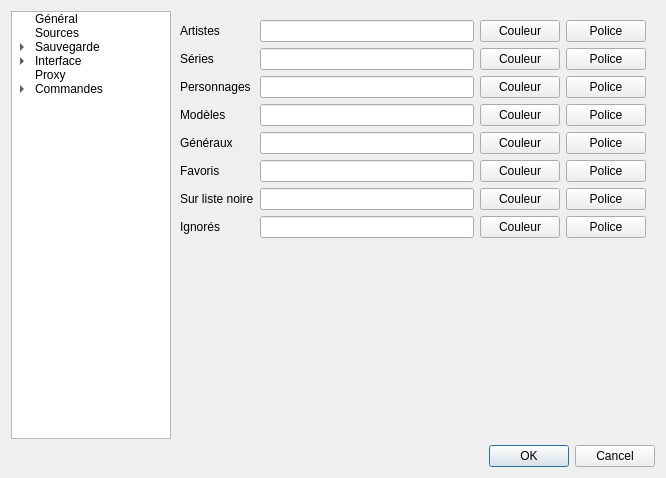
This is ui/optionswindow.ui in XanderMld/imgbrd-grabber as Qt 5 draws it before an edit. The edited form follows.
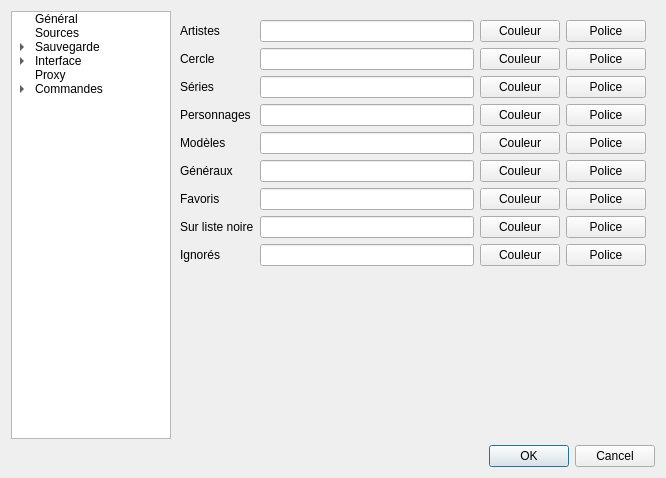
This is the edited form. The open tabs and pages were chosen to show the change. Icons and pictures are not drawn.

What changed in the file:
```diff
--- a/ui/optionswindow.ui
+++ b/ui/optionswindow.ui
@@ -1408,49 +1408,49 @@
            </property>
           </widget>
          </item>
-         <item row="1" column="0">
+         <item row="2" column="0">
           <widget class="QLabel" name="label_31">
            <property name="text">
             <string>Séries</string>
            </property>
           </widget>
          </item>
-         <item row="2" column="0">
+         <item row="3" column="0">
           <widget class="QLabel" name="label_32">
            <property name="text">
             <string>Personnages</string>
            </property>
           </widget>
          </item>
-         <item row="3" column="0">
+         <item row="4" column="0">
           <widget class="QLabel" name="label_33">
            <property name="text">
             <string>Modèles</string>
            </property>
           </widget>
          </item>
-         <item row="4" column="0">
+         <item row="5" column="0">
           <widget class="QLabel" name="label_34">
            <property name="text">
             <string>Généraux</string>
            </property>
           </widget>
          </item>
-         <item row="5" column="0">
+         <item row="6" column="0">
           <widget class="QLabel" name="label_45">
            <property name="text">
             <string>Favoris</string>
            </property>
           </widget>
          </item>
-         <item row="6" column="0">
+         <item row="7" column="0">
           <widget class="QLabel" name="label_46">
            <property name="text">
             <string>Sur liste noire</string>
            </property>
           </widget>
          </item>
-         <item row="7" column="0">
+         <item row="8" column="0">
           <widget class="QLabel" name="label_58">
            <property name="text">
             <string>Ignorés</string>
@@ -1482,7 +1482,7 @@
            </item>
           </layout>
          </item>
-         <item row="1" column="1">
+         <item row="2" column="1">
           <layout class="QHBoxLayout" name="horizontalLayout_4">
            <item>
             <widget class="QLineEdit" name="lineColoringCopyrights"/>
@@ -1503,7 +1503,7 @@
            </item>
           </layout>
          </item>
-         <item row="2" column="1">
+         <item row="3" column="1">
           <layout class="QHBoxLayout" name="horizontalLayout_5">
            <item>
             <widget class="QLineEdit" name="lineColoringCharacters"/>
@@ -1524,7 +1524,7 @@
            </item>
           </layout>
          </item>
-         <item row="3" column="1">
+         <item row="4" column="1">
           <layout class="QHBoxLayout" name="horizontalLayout_7" stretch="1,0,0">
            <item>
             <widget class="QLineEdit" name="lineColoringModels"/>
@@ -1545,7 +1545,7 @@
            </item>
           </layout>
          </item>
-         <item row="4" column="1">
+         <item row="5" column="1">
           <layout class="QHBoxLayout" name="horizontalLayout_6" stretch="1,0,0">
            <item>
             <widget class="QLineEdit" name="lineColoringGenerals"/>
@@ -1566,7 +1566,7 @@
            </item>
           </layout>
          </item>
-         <item row="5" column="1">
+         <item row="6" column="1">
           <layout class="QHBoxLayout" name="horizontalLayout_10">
            <item>
             <widget class="QLineEdit" name="lineColoringFavorites"/>
@@ -1587,7 +1587,7 @@
            </item>
           </layout>
          </item>
-         <item row="6" column="1">
+         <item row="7" column="1">
           <layout class="QHBoxLayout" name="horizontalLayout_11">
            <item>
             <widget class="QLineEdit" name="lineColoringBlacklisteds"/>
@@ -1608,7 +1608,7 @@
            </item>
           </layout>
          </item>
-         <item row="7" column="1">
+         <item row="8" column="1">
           <layout class="QHBoxLayout" name="horizontalLayout_12">
            <item>
             <widget class="QLineEdit" name="lineColoringIgnoreds"/>
@@ -1629,6 +1629,34 @@
            </item>
           </layout>
          </item>
+         <item row="1" column="0">
+          <widget class="QLabel" name="label_15">
+           <property name="text">
+            <string>Cercle</string>
+           </property>
+          </widget>
+         </item>
+         <item row="1" column="1">
+          <layout class="QHBoxLayout" name="horizontalLayout_8">
+           <item>
+            <widget class="QLineEdit" name="lineColoringCircles"/>
+           </item>
+           <item>
+            <widget class="QPushButton" name="buttonColoringCirclesColor">
+             <property name="text">
+              <string>Couleur</string>
+             </property>
+            </widget>
+           </item>
+           <item>
+            <widget class="QPushButton" name="buttonColoringCirclesFont">
+             <property name="text">
+              <string>Police</string>
+             </property>
+            </widget>
+           </item>
+          </layout>
+         </item>
         </layout>
        </widget>
        <widget class="QWidget" name="page13">
```
Left out of the diff: 6 changed lines with no effect on the pictures.
